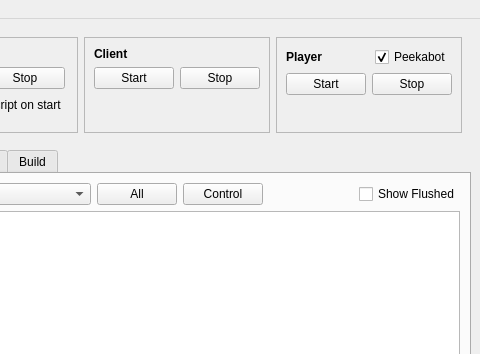
This is tools/castctrl/trunk/qtui/mainwindow.ui in marc-hanheide/cogx as Qt 5 draws it before an edit; both pictures show x 403 to 883 and y 0 to 354 of the 883 by 668 pixel window. The edited form follows.
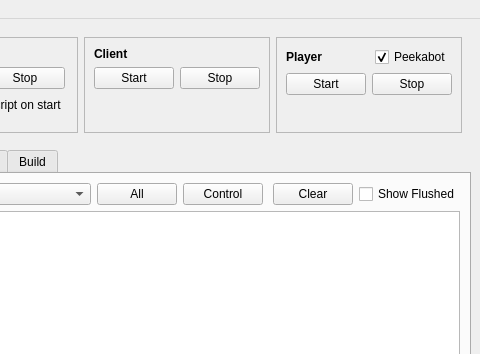
This is the edited form.

Commit message: castcontrol    - "clear log" button - output only, messages remain and can be reprinted    - new process stats: STOPPING; bugfix for "Terminated unexpectedly"    - additional editors in default options

```diff
--- a/tools/castctrl/trunk/qtui/mainwindow.ui
+++ b/tools/castctrl/trunk/qtui/mainwindow.ui
@@ -422,6 +422,13 @@
                </property>
               </spacer>
              </item>
+             <item>
+              <widget class="QPushButton" name="btClearMainLog">
+               <property name="text">
+                <string>Clear</string>
+               </property>
+              </widget>
+             </item>
              <item>
               <widget class="QCheckBox" name="ckShowFlushMsgs">
                <property name="text">
```
The commit also changes 5 other files.
